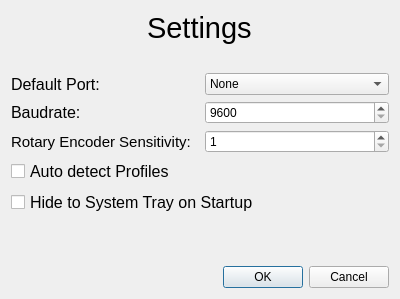
This is client/buttonbox_client/ui/settings.ui in TheCheese42/buttonbox as Qt 5 draws it before an edit. The edited form follows.
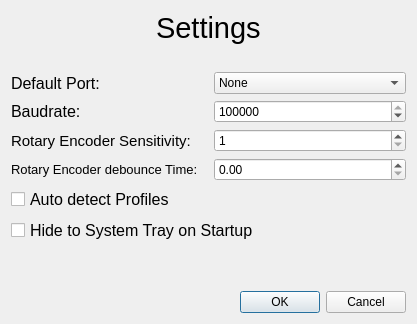
This is the edited form. Icons and pictures are not drawn.

Commit message: Added rotary encoder debounce time

Diff of the .ui file:
```diff
--- a/client/buttonbox_client/ui/settings.ui
+++ b/client/buttonbox_client/ui/settings.ui
@@ -6,8 +6,8 @@
    <rect>
     <x>0</x>
     <y>0</y>
-    <width>400</width>
-    <height>299</height>
+    <width>417</width>
+    <height>324</height>
    </rect>
   </property>
   <property name="windowTitle">
@@ -126,6 +126,9 @@
        <property name="maximum">
         <number>2000000</number>
        </property>
+       <property name="value">
+        <number>115200</number>
+       </property>
       </widget>
      </item>
     </layout>
@@ -163,6 +166,36 @@
      </item>
     </layout>
    </item>
+   <item>
+    <layout class="QHBoxLayout" name="horizontalLayout_4">
+     <property name="spacing">
+      <number>10</number>
+     </property>
+     <item>
+      <widget class="QLabel" name="label_5">
+       <property name="font">
+        <font>
+         <family>Liberation Sans</family>
+         <pointsize>10</pointsize>
+        </font>
+       </property>
+       <property name="text">
+        <string>Rotary Encoder debounce Time:</string>
+       </property>
+      </widget>
+     </item>
+     <item>
+      <widget class="QDoubleSpinBox" name="rotaryDebounceSpin">
+       <property name="maximum">
+        <double>10.000000000000000</double>
+       </property>
+       <property name="singleStep">
+        <double>0.010000000000000</double>
+       </property>
+      </widget>
+     </item>
+    </layout>
+   </item>
    <item>
     <widget class="QCheckBox" name="autoDetectCheck">
      <property name="font">
```
The commit also changes 2 other files.
